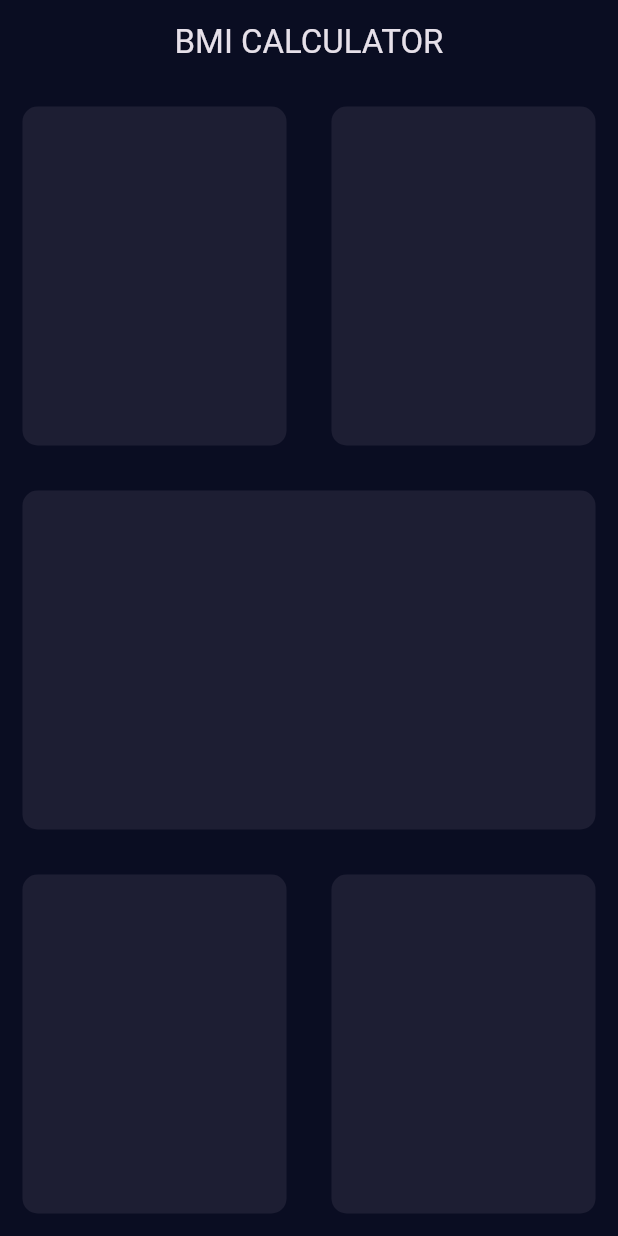
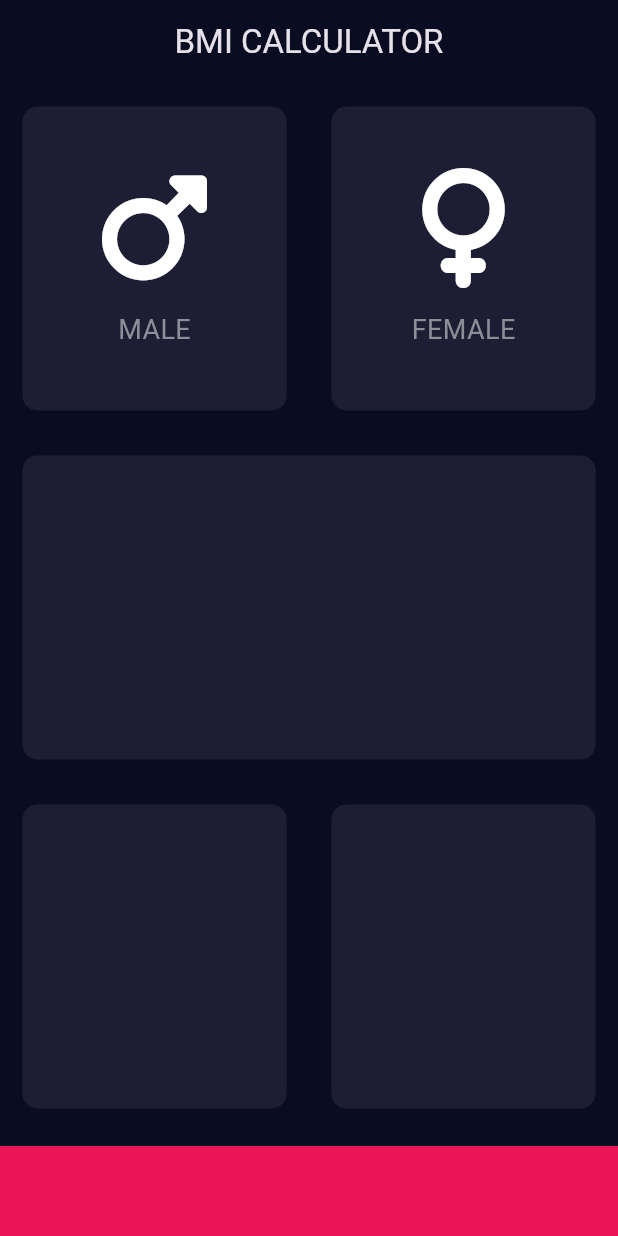
Before and after one commit to blackjoker94/BMI-Calculator, a Flutter app: the screen it shows after launch, on a phone screen of 412 x 824 dp. Run offline on Flutter 3.47's test engine with Material 3 defaults, Android fonts, the phone set to English and light mode, and no system bars; our stand-ins replace font_awesome_flutter.

Commit message:
added icons widgets

```diff
--- /dev/null
+++ b/lib/gender_icon.dart
@@ -0,0 +1,28 @@
+import 'package:flutter/material.dart';
+
+class Gendericon extends StatelessWidget {
+  Gendericon({required this.gendericon, required this.gendertype});
+
+  final IconData gendericon;
+  final String gendertype;
+
+  @override
+  Widget build(BuildContext context) {
+    return Column(mainAxisAlignment: MainAxisAlignment.center, children: [
+      Icon(
+        gendericon,
+        size: 80.0,
+      ),
+      SizedBox(
+        height: 15.0,
+      ),
+      Text(
+        gendertype,
+        style: TextStyle(
+          fontSize: 18.0,
+          color: Color(0xFF8D8E98),
+        ),
+      )
+    ]);
+  }
+}
--- a/lib/input_page.dart
+++ b/lib/input_page.dart
@@ -1,4 +1,10 @@
 import 'package:flutter/material.dart';
+import 'package:font_awesome_flutter/font_awesome_flutter.dart';
+import 'small_cards.dart';
+import 'gender_icon.dart';
+
+const bottomContainerH = 60.0;
+const cardsColor = Color(0xFF1D1E33);
 
 class InputPage extends StatefulWidget {
   @override
@@ -19,12 +25,20 @@ class _InputPageState extends State<InputPage> {
               children: [
                 Expanded(
                   child: Smallcard(
-                    colour: Color(0xFF1D1E33),
+                    colour: cardsColor,
+                    cardChild: Gendericon(
+                      gendericon: FontAwesomeIcons.mars,
+                      gendertype: "MALE",
+                    ),
                   ),
                 ),
                 Expanded(
                   child: Smallcard(
-                    colour: Color(0xFF1D1E33),
+                    colour: cardsColor,
+                    cardChild: Gendericon(
+                      gendericon: FontAwesomeIcons.venus,
+                      gendertype: "FEMALE",
+                    ),
                   ),
                 ),
               ],
@@ -32,7 +46,7 @@ class _InputPageState extends State<InputPage> {
           ),
           Expanded(
             child: Smallcard(
-              colour: Color(0xFF1D1E33),
+              colour: cardsColor,
             ),
           ),
           Expanded(
@@ -40,44 +54,25 @@ class _InputPageState extends State<InputPage> {
               children: [
                 Expanded(
                   child: Smallcard(
-                    colour: Color(0xFF1D1E33),
+                    colour: cardsColor,
                   ),
                 ),
                 Expanded(
                   child: Smallcard(
-                    colour: Color(0xFF1D1E33),
+                    colour: cardsColor,
                   ),
                 ),
               ],
             ),
+          ),
+          Container(
+            color: Color(0xFFEB1555),
+            margin: EdgeInsets.only(top: 10.0),
+            width: double.infinity,
+            height: bottomContainerH,
           ),
         ],
       ),
     );
   }
 }
-
-class Smallcard extends StatelessWidget {
-  Smallcard({required this.colour});
-
-  final Color colour;
-
-  @override
-  Widget build(BuildContext context) {
-    return Container(
-      margin: EdgeInsets.all(15.0),
-      decoration: BoxDecoration(
-        borderRadius: BorderRadius.circular(10.0),
-        color: colour,
-      ),
-    );
-  }
-}
-
-// child: Container(
-//   margin: EdgeInsets.all(15.0),
-//   decoration: BoxDecoration(
-//     borderRadius: BorderRadius.circular(10.0),
-//     color: Color(0xFF1D1E33),
-//   ),
-// ),
--- /dev/null
+++ b/lib/small_cards.dart
@@ -0,0 +1,20 @@
+import 'package:flutter/material.dart';
+
+class Smallcard extends StatelessWidget {
+  Smallcard({required this.colour, this.cardChild});
+
+  final Color colour;
+  final Widget? cardChild;
+
+  @override
+  Widget build(BuildContext context) {
+    return Container(
+      child: cardChild,
+      margin: EdgeInsets.all(15.0),
+      decoration: BoxDecoration(
+        borderRadius: BorderRadius.circular(10.0),
+        color: colour,
+      ),
+    );
+  }
+}
--- a/pubspec.yaml
+++ b/pubspec.yaml
@@ -9,6 +9,8 @@ environment:
 dependencies:
   flutter:
     sdk: flutter
+
+  font_awesome_flutter: ^10.7.0
 
 dev_dependencies:
   flutter_test:
```
